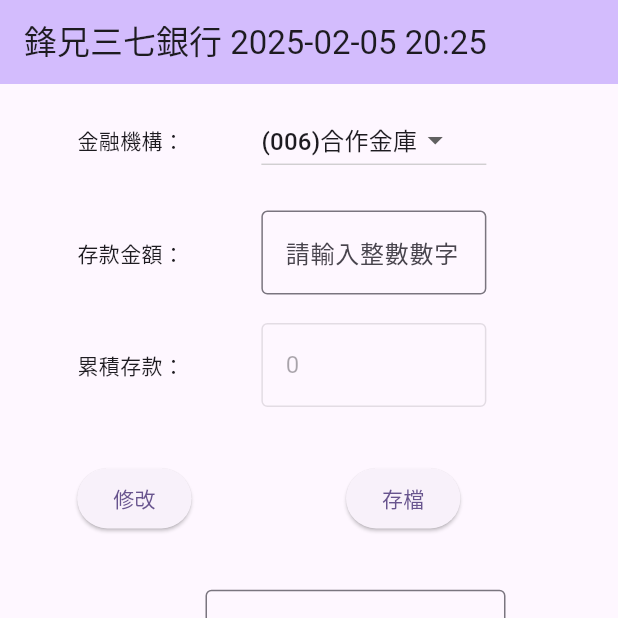
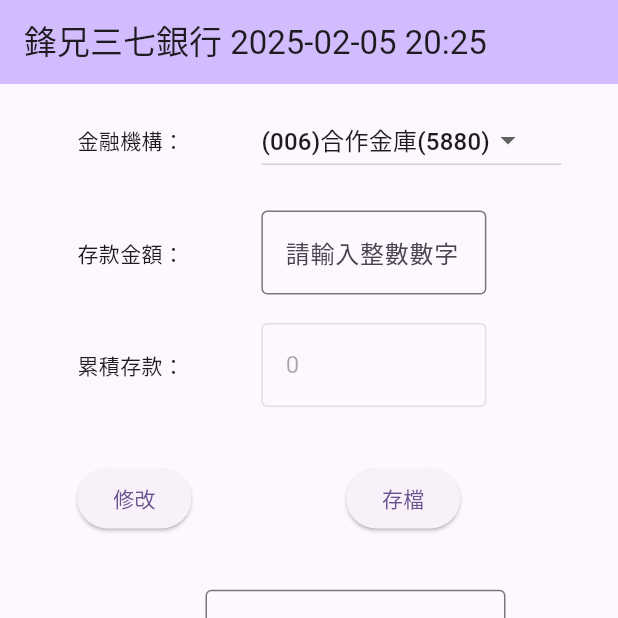
Before and after one commit to goldshoot0720/Flutter_Feng37_Bank, a Flutter app: the screen it shows after launch, on a phone screen of 412 x 824 dp, the top half of it. Run offline on Flutter 3.47's test engine with Material 3 defaults, Android fonts, the light colour scheme and no system bars; our stand-ins replace fluttertoast, shared_preferences; missing offline and left inert: postgres.

Commit message:
bank check

```diff
--- a/lib/main.dart
+++ b/lib/main.dart
@@ -338,7 +338,7 @@ class _MyHomePageState extends State<MyHomePage> {
                   child: Text('金融機構：'),
                 ),
                 Container(
-                  width: 150, // Set the width of the TextField
+                  width: 200, // Set the width of the TextField
 
                   child: CustomDropdown(
                     selectedValue: selectedValue,
@@ -598,16 +598,16 @@ class _CustomDropdownState extends State<CustomDropdown> {
         });
       },
       items: [
-        DropdownMenuItem(value: '0', child: Text('(006)合作金庫')),
-        DropdownMenuItem(value: '1', child: Text('(013)國泰世華')),
-        DropdownMenuItem(value: '2', child: Text('(017)兆豐銀行')),
-        DropdownMenuItem(value: '3', child: Text('(048)王道銀行')),
-        DropdownMenuItem(value: '4', child: Text('(103)新光銀行')),
-        DropdownMenuItem(value: '5', child: Text('(396)街口支付')),
+        DropdownMenuItem(value: '0', child: Text('(006)合作金庫(5880)')),
+        DropdownMenuItem(value: '1', child: Text('(012)台北富邦(2881)')),
+        DropdownMenuItem(value: '2', child: Text('(013)國泰世華(2882)')),
+        DropdownMenuItem(value: '3', child: Text('(017)兆豐銀行(2886)')),
+        DropdownMenuItem(value: '4', child: Text('(048)王道銀行(2897)')),
+        DropdownMenuItem(value: '5', child: Text('(103)新光銀行(2888)')),
         DropdownMenuItem(value: '6', child: Text('(700)中華郵政')),
-        DropdownMenuItem(value: '7', child: Text('(808)玉山銀行')),
-        DropdownMenuItem(value: '8', child: Text('(812)台新銀行')),
-        DropdownMenuItem(value: '9', child: Text('(822)中國信託')),
+        DropdownMenuItem(value: '7', child: Text('(808)玉山銀行(2884)')),
+        DropdownMenuItem(value: '8', child: Text('(812)台新銀行(2887)')),
+        DropdownMenuItem(value: '9', child: Text('(822)中國信託(2891)')),
       ],
     );
   }
```
